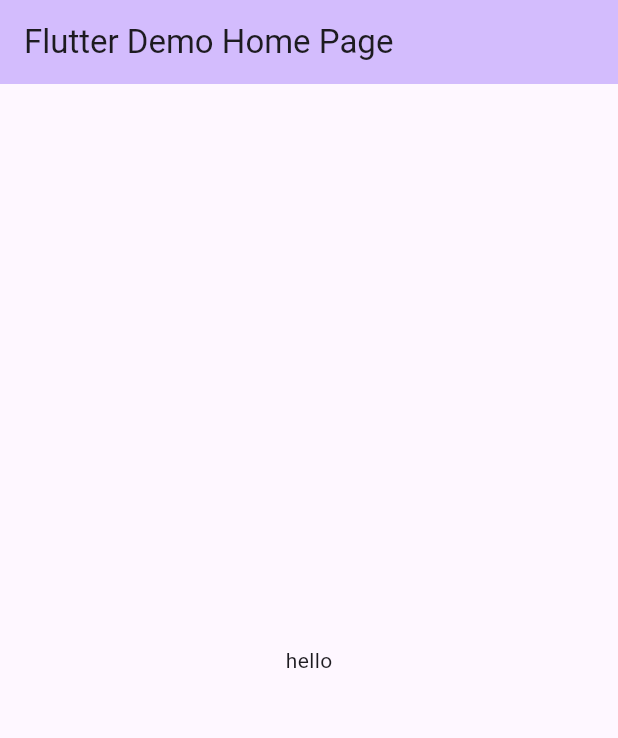
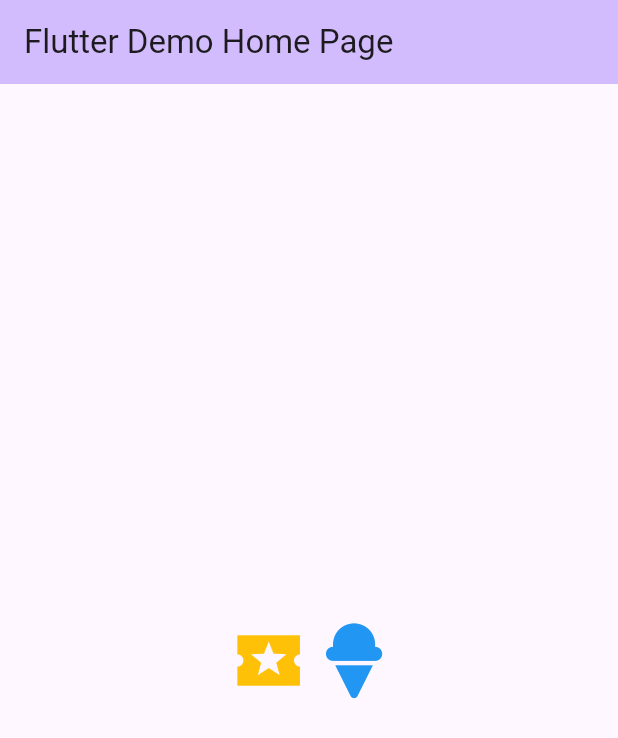
Before and after one commit to Foysalrabby/Flutterparctice60, a Flutter app: the screen it shows after launch, on a phone screen of 412 x 824 dp. Shown: the top 738 px of the screen. Run offline on Flutter 3.47's test engine with Material 3 defaults, Android fonts, the phone set to English and light mode, and no system bars; our stand-ins replace font_awesome_flutter.

Commit message:
customize frontawesome

```diff
--- a/lib/main.dart
+++ b/lib/main.dart
@@ -1,19 +1,17 @@
 import 'package:flutter/material.dart';
+import 'package:font_awesome_flutter/font_awesome_flutter.dart';
 
 void main() {
   runApp(const MyApp());
 }
-
 class MyApp extends StatelessWidget {
   const MyApp({super.key});
-
 
   @override
   Widget build(BuildContext context) {
     return MaterialApp(
       title: 'Flutter Demo',
       theme: ThemeData(
-
         colorScheme: ColorScheme.fromSeed(seedColor: Colors.deepPurple),
         useMaterial3: true,
       ),
@@ -24,8 +22,6 @@ class MyApp extends StatelessWidget {
 
 class MyHomePage extends StatefulWidget {
   const MyHomePage({super.key, required this.title});
-
-
 
   final String title;
 
@@ -47,7 +43,15 @@ class _MyHomePageState extends State<MyHomePage> {
       ),
       body: Center(
         child: Container(
-          child: Text("hello"),
+          child: Row(
+            mainAxisAlignment: MainAxisAlignment.center,
+            children: [
+              Icon(Icons.local_activity_sharp,color: Colors.amber, size:50,),
+              SizedBox(width: 10,),
+              FaIcon(FontAwesomeIcons.iceCream,size: 50,color: Colors.blue,)
+            ],
+          ),
+
         ),
       ),
 
--- a/pubspec.yaml
+++ b/pubspec.yaml
@@ -35,7 +35,7 @@ dependencies:
   # The following adds the Cupertino Icons font to your application.
   # Use with the CupertinoIcons class for iOS style icons.
   cupertino_icons: ^1.0.2
-
+  font_awesome_flutter: ^10.7.0
 dev_dependencies:
   flutter_test:
     sdk: flutter
```
Also changed, not shown: pubspec.lock.
